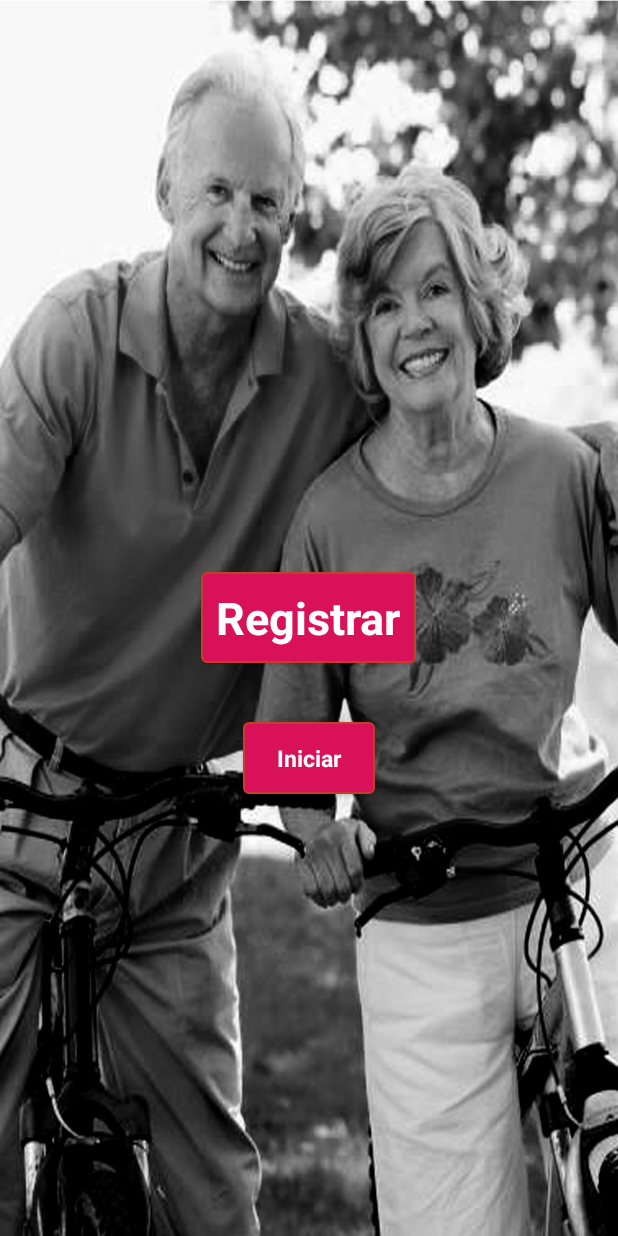
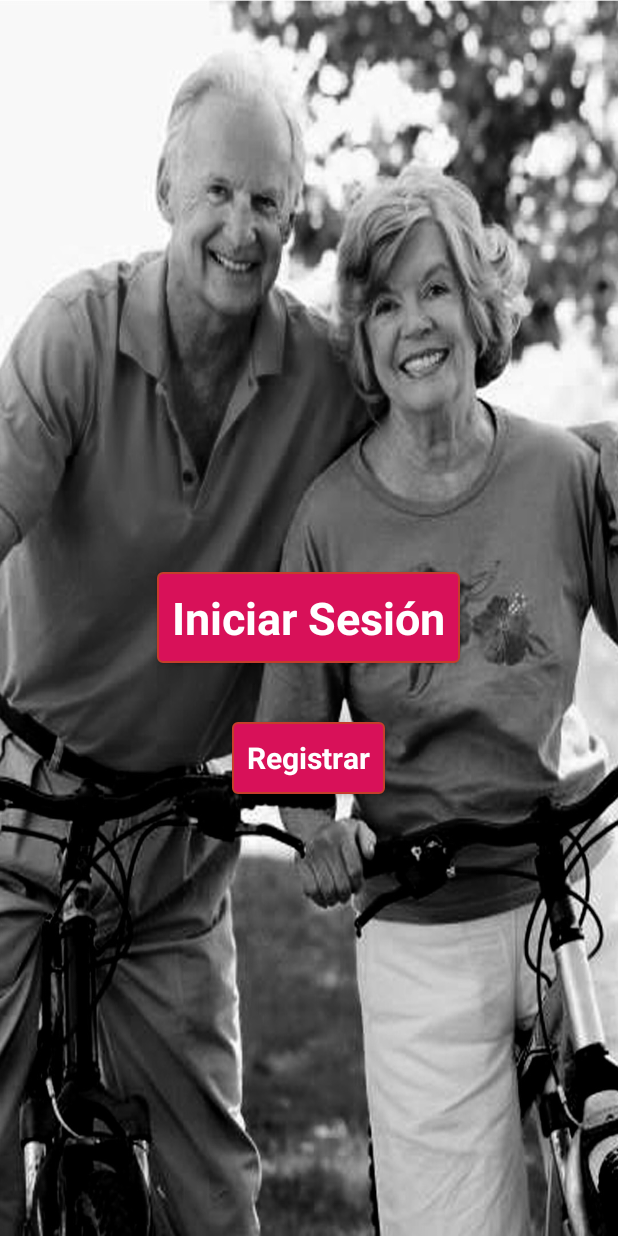
Before and after one commit to garyifm/Tinderly, an Android app: the screen it shows after launch (Index), on a phone screen of 412 x 824 dp. Run offline under Robolectric (Android 15) with nearby library versions, the phone set to English and light mode, and no system bars; libraries missing offline, so code that uses them is left out: com.parse; 8 statements that could not run were skipped.

Commit message:
finalizada interfaz de inicio

```diff
--- a/ParseStarterProject/src/main/res/layout/content_index.xml
+++ b/ParseStarterProject/src/main/res/layout/content_index.xml
@@ -17,7 +17,7 @@
 
         android:layout_width="wrap_content"
         android:layout_height="wrap_content"
-        android:text="@string/boton_registrar"
+        android:text="@string/boton_iniciarSesion"
         android:id="@+id/button2"
         style="@style/btnStyleOrange"
         android:layout_centerVertical="true"
@@ -27,7 +27,7 @@
         style="@style/smallButton"
         android:layout_width="wrap_content"
         android:layout_height="wrap_content"
-        android:text="@string/boton_iniciarSesion"
+        android:text="@string/boton_registrar"
         android:id="@+id/button3"
         android:layout_below="@+id/button2"
         android:layout_centerHorizontal="true"
--- a/ParseStarterProject/src/main/res/values/strings.xml
+++ b/ParseStarterProject/src/main/res/values/strings.xml
@@ -16,5 +16,5 @@
     <string name="action_settings">Settings</string>
     <string name="title_activity_index">Index</string>
     <string name ="boton_registrar">Registrar</string>
-    <string name="boton_iniciarSesion">Iniciar</string>
+    <string name="boton_iniciarSesion">Iniciar Sesión</string>
 </resources>
--- a/ParseStarterProject/src/main/res/values/styles.xml
+++ b/ParseStarterProject/src/main/res/values/styles.xml
@@ -33,7 +33,7 @@
     </style>
 
     <style name="smallButton" parent="@android:style/Widget.Button">
-        <item name="android:textSize">15sp</item>
+        <item name="android:textSize">20sp</item>
         <item name="android:textStyle">bold</item>
         <item name="android:textColor">#FFFFFF</item>
         <item name="android:gravity">center</item>
```
